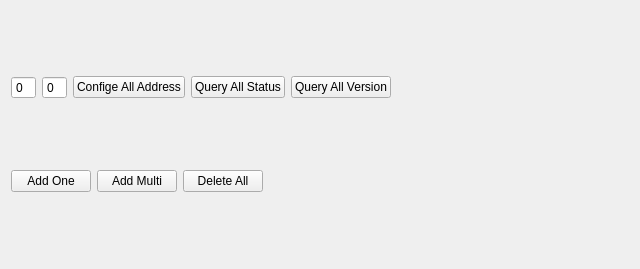
Before: the Qt Designer form PressPlateTool/ui/page/tablepage.ui in CGinMax/ProtocolTools, drawn with Qt 5.
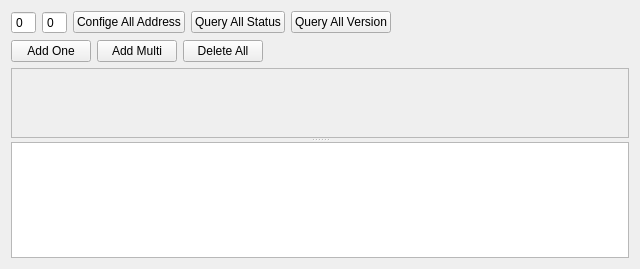
After: the same form once the commit is applied.

What changed in the file:
```diff
--- a/PressPlateTool/ui/page/tablepage.ui
+++ b/PressPlateTool/ui/page/tablepage.ui
@@ -104,6 +104,32 @@
      </item>
     </layout>
    </item>
+   <item>
+    <widget class="QSplitter" name="splitter">
+     <property name="orientation">
+      <enum>Qt::Vertical</enum>
+     </property>
+     <property name="childrenCollapsible">
+      <bool>false</bool>
+     </property>
+     <widget class="QScrollArea" name="scrollArea">
+      <property name="widgetResizable">
+       <bool>true</bool>
+      </property>
+      <widget class="QWidget" name="scrollAreaWidgetContents">
+       <property name="geometry">
+        <rect>
+         <x>0</x>
+         <y>0</y>
+         <width>620</width>
+         <height>68</height>
+        </rect>
+       </property>
+      </widget>
+     </widget>
+     <widget class="QPlainTextEdit" name="textMsg"/>
+    </widget>
+   </item>
   </layout>
  </widget>
  <resources/>
```
Left out of the diff: 2 changed lines with no effect on the pictures.
